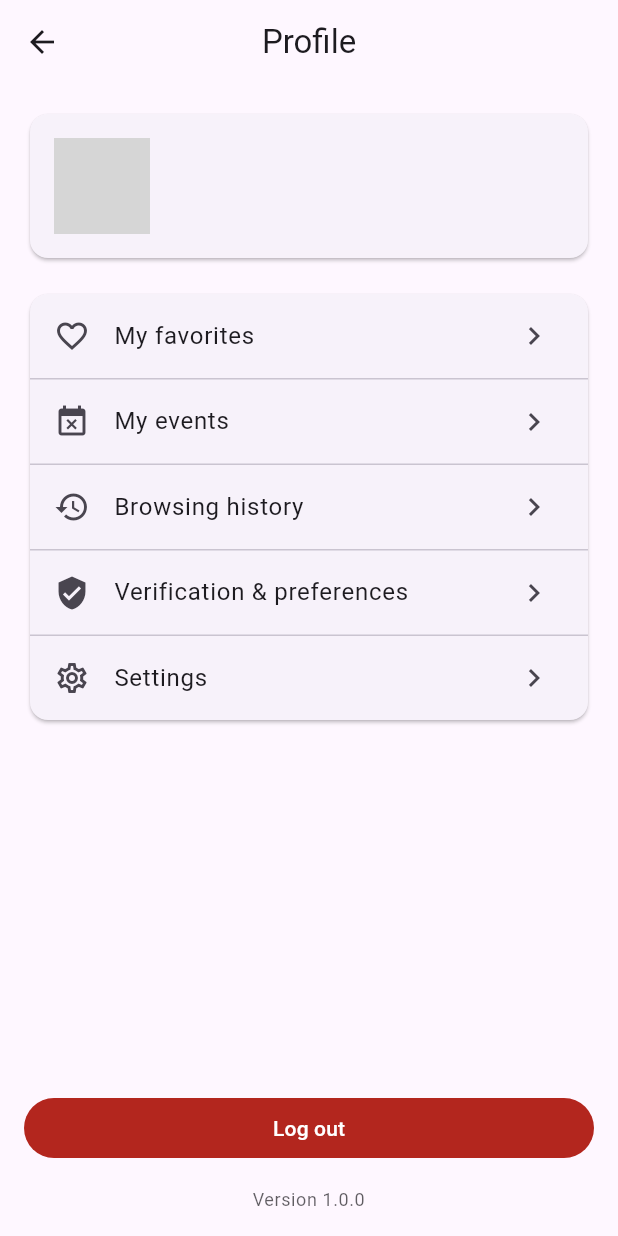
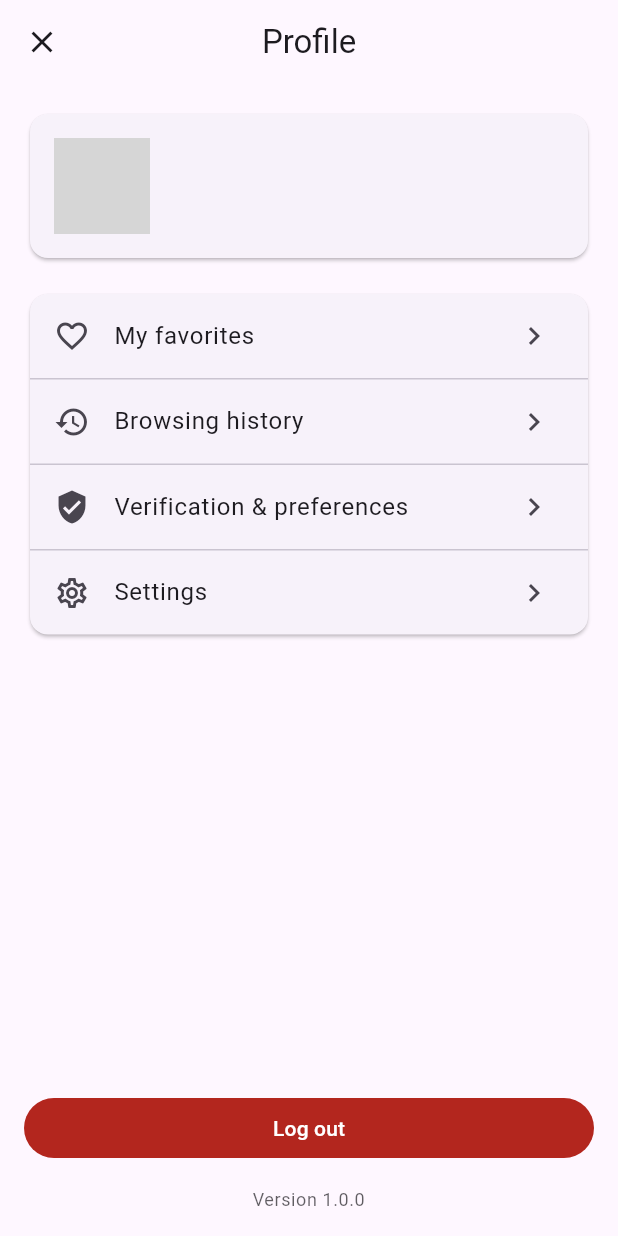
Before and after one commit to Kukutx/crew_app, a Flutter app: the ProfilePage screen opened by its route, on a phone screen of 412 x 824 dp. Run offline on Flutter 3.47's test engine with Material 3 defaults, Android fonts, the phone set to English and light mode, and no system bars; our stand-ins replace cached_network_image, dio, firebase_auth, firebase_core, firebase_crashlytics, flutter_map and 7 more; missing offline and left inert: feedback, firebase_ui_auth, firebase_ui_oauth_apple, firebase_ui_oauth_google; accounts and stored records are empty; grey boxes are pictures that could not be loaded.

Commit message:
Update bottomNavbar

```diff
--- a/lib/app/app.dart
+++ b/lib/app/app.dart
@@ -1,11 +1,11 @@
 import 'package:crew_app/core/state/legal/disclaimer_providers.dart';
+import 'package:crew_app/features/chat/user_event/prestantion/user_events_page.dart';
 import 'package:crew_app/l10n/generated/app_localizations.dart';
 import 'package:crew_app/shared/legal/disclaimer_dialog.dart';
 import 'package:flutter/material.dart';
 import 'package:flutter_riverpod/flutter_riverpod.dart';
 import '../features/events/presentation/list/events_list_page.dart';
 import '../features/events/presentation/map/events_map_page.dart';
-import '../features/profile/presentation/profile/profile_page.dart';
 
 // class App extends StatefulWidget {
 //   const App({super.key});
@@ -51,7 +51,7 @@ class App extends ConsumerStatefulWidget {
 
 class _AppState extends ConsumerState<App> {
   int _index = 1;  // 默认打开“地图”
-  final _pages = const [EventsListPage(), EventsMapPage(), ProfilePage()];
+  final _pages = const [EventsListPage(), EventsMapPage(), UserEventsPage()];
   int? _promptedVersion; // 防止同一版本重复弹
 
   @override
@@ -92,7 +92,7 @@ class _AppState extends ConsumerState<App> {
         destinations: [
           NavigationDestination(icon: const Icon(Icons.event), label: loc.events),
           NavigationDestination(icon: const Icon(Icons.map), label: loc.map),
-          const NavigationDestination(icon: Icon(Icons.person), label: 'Profile'),
+          const NavigationDestination(icon: Icon(Icons.chat), label: 'Group'),
         ],
       ),
       // extendBody: true,  // 是否延伸到 bottomNavigationBar 背后 适合做半透明效果，比如底部做玻璃罩
--- a/lib/app/main.dart
+++ b/lib/app/main.dart
@@ -147,7 +147,7 @@ void _setupErrorHandling(Talker talker, FirebaseCrashlytics? crashlytics) {
       crashlytics,
       details.exception,
       details.stack,
-      fatal: true,
+      fatal: false,   // 通常标记 fatal: false；真正未捕获的原生/平台异常在 platformDispatcher.onError 里用 fatal: true。
       reason: details.context?.toDescription(),
     );
   };
--- a/lib/features/profile/presentation/profile/profile_page.dart
+++ b/lib/features/profile/presentation/profile/profile_page.dart
@@ -59,12 +59,12 @@ class _ProfilePageState extends ConsumerState<ProfilePage> {
       appBar: AppBar(
         title: Text(loc.profile_title),
         centerTitle: true,
-        // leading: IconButton(
-        //   icon: const Icon(Icons.close),
-        //   onPressed: () {
-        //     Navigator.of(context).pop(); // 关闭页面
-        //   },
-        // ),
+        leading: IconButton(
+          icon: const Icon(Icons.close),
+          onPressed: () {
+            Navigator.of(context).pop(); // 关闭页面
+          },
+        ),
       ),
       body: ListView(
         padding: const EdgeInsets.all(16),
@@ -79,13 +79,6 @@ class _ProfilePageState extends ConsumerState<ProfilePage> {
                   title: Text(loc.my_favorites),
                   trailing: const Icon(Icons.chevron_right),
                   onTap: () => Navigator.pushNamed(context, '/favorites'),
-                ),
-                const Divider(height: 1),
-                ListTile(
-                  leading: const Icon(Icons.event_busy),
-                  title: Text(loc.my_events),
-                  trailing: const Icon(Icons.chevron_right),
-                  onTap: () => Navigator.pushNamed(context, '/user_event'),
                 ),
                 const Divider(height: 1),
                 ListTile(
--- a/pubspec.yaml
+++ b/pubspec.yaml
@@ -58,6 +58,7 @@ dependencies:
   firebase_crashlytics: ^5.0.1
   feedback: ^3.2.0
   talker_flutter: ^5.0.1
+  firebase_remote_config: ^6.0.2
 
 
 dev_dependencies:
```
Also changed, not shown: lib/features/settings/presentation/settings/settings_page.dart (+17 -1 lines), pubspec.lock, 3 other files.
